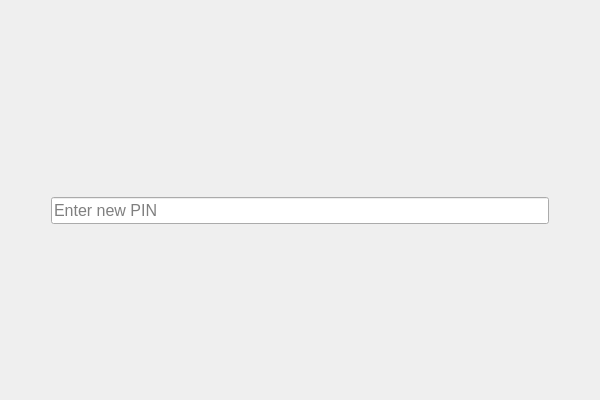
This is frontend/ChangePinWidget.ui in katerynabratiuk/ATM as Qt 5 draws it before an edit. The edited form follows.
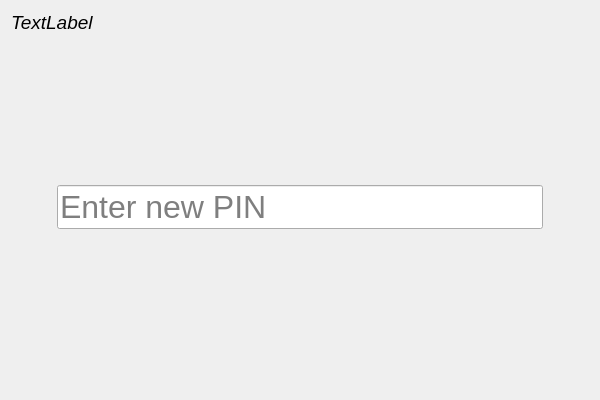
This is the edited form.

Patch:
```diff
--- a/frontend/ChangePinWidget.ui
+++ b/frontend/ChangePinWidget.ui
@@ -14,7 +14,52 @@
    <string>ChangePinWidget</string>
   </property>
   <layout class="QGridLayout" name="gridLayout">
-   <item row="0" column="1">
+   <item row="1" column="0">
+    <spacer name="horizontalSpacer">
+     <property name="orientation">
+      <enum>Qt::Orientation::Horizontal</enum>
+     </property>
+     <property name="sizeType">
+      <enum>QSizePolicy::Policy::Preferred</enum>
+     </property>
+     <property name="sizeHint" stdset="0">
+      <size>
+       <width>40</width>
+       <height>20</height>
+      </size>
+     </property>
+    </spacer>
+   </item>
+   <item row="1" column="2">
+    <spacer name="horizontalSpacer_2">
+     <property name="orientation">
+      <enum>Qt::Orientation::Horizontal</enum>
+     </property>
+     <property name="sizeType">
+      <enum>QSizePolicy::Policy::Preferred</enum>
+     </property>
+     <property name="sizeHint" stdset="0">
+      <size>
+       <width>40</width>
+       <height>20</height>
+      </size>
+     </property>
+    </spacer>
+   </item>
+   <item row="0" column="0" colspan="3">
+    <widget class="QLabel" name="label">
+     <property name="font">
+      <font>
+       <pointsize>14</pointsize>
+       <italic>true</italic>
+      </font>
+     </property>
+     <property name="text">
+      <string>TextLabel</string>
+     </property>
+    </widget>
+   </item>
+   <item row="1" column="1">
     <layout class="QVBoxLayout" name="verticalLayout">
      <item>
       <spacer name="verticalSpacer">
@@ -31,6 +76,11 @@
      </item>
      <item>
       <widget class="QLabel" name="errorInfo">
+       <property name="font">
+        <font>
+         <pointsize>12</pointsize>
+        </font>
+       </property>
        <property name="text">
         <string/>
        </property>
@@ -40,7 +90,7 @@
       <widget class="QLineEdit" name="pinForm">
        <property name="font">
         <font>
-         <pointsize>12</pointsize>
+         <pointsize>24</pointsize>
         </font>
        </property>
        <property name="placeholderText">
@@ -63,34 +113,18 @@
      </item>
     </layout>
    </item>
-   <item row="0" column="0">
-    <spacer name="horizontalSpacer">
+   <item row="2" column="1">
+    <spacer name="verticalSpacer_3">
      <property name="orientation">
-      <enum>Qt::Orientation::Horizontal</enum>
+      <enum>Qt::Orientation::Vertical</enum>
      </property>
      <property name="sizeType">
       <enum>QSizePolicy::Policy::Preferred</enum>
      </property>
      <property name="sizeHint" stdset="0">
       <size>
-       <width>40</width>
-       <height>20</height>
-      </size>
-     </property>
-    </spacer>
-   </item>
-   <item row="0" column="2">
-    <spacer name="horizontalSpacer_2">
-     <property name="orientation">
-      <enum>Qt::Orientation::Horizontal</enum>
-     </property>
-     <property name="sizeType">
-      <enum>QSizePolicy::Policy::Preferred</enum>
-     </property>
-     <property name="sizeHint" stdset="0">
-      <size>
-       <width>40</width>
-       <height>20</height>
+       <width>20</width>
+       <height>40</height>
       </size>
      </property>
     </spacer>
```
